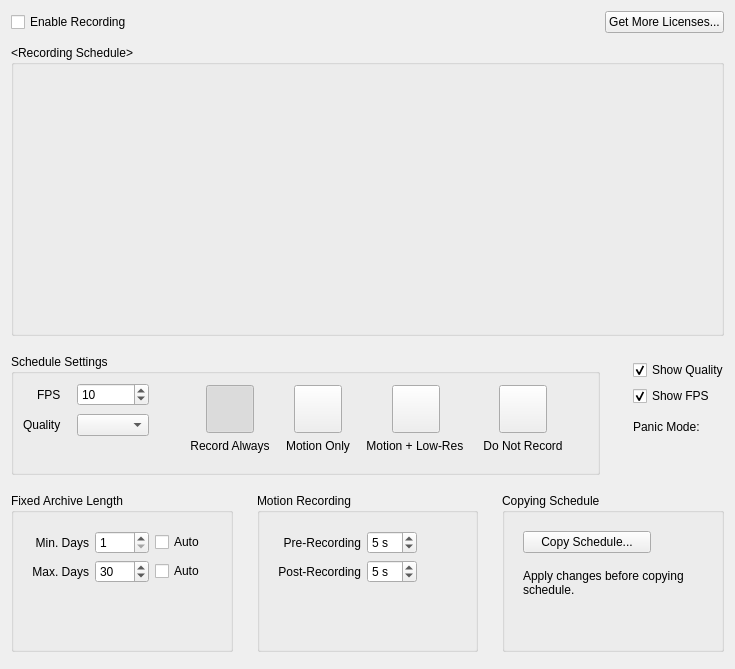
The window that client/libclient/src/ui/widgets/properties/camera_schedule_widget.ui (networkoptix/nx_open) describes before a commit, drawn with Qt 5.
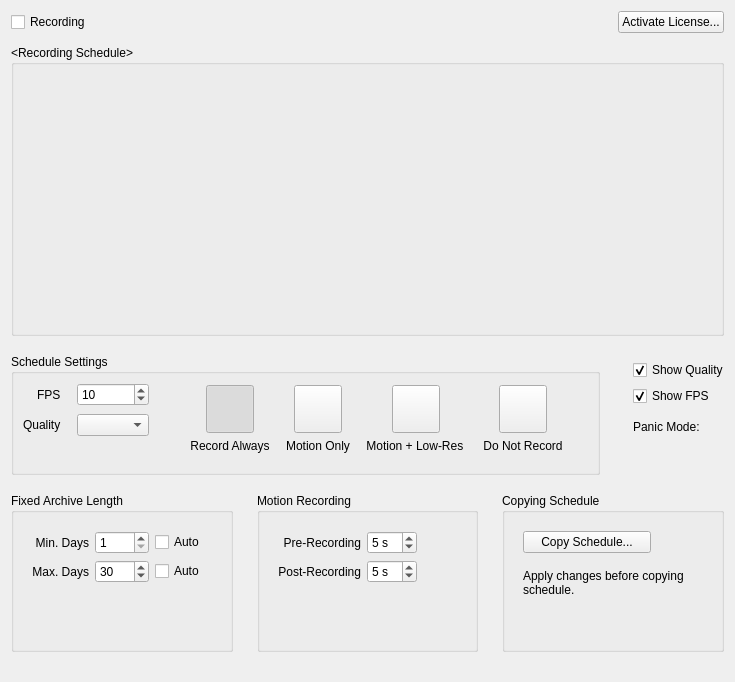
The same window after the commit. Custom widgets are drawn as their Qt base class.

Commit message:
VMS-3602 - Rename buttons on "recording" tab in camera settings
<==== Mercurial data ====>
Branch: dev_3.0.0_gui

What changed in the file:
```diff
--- a/client/libclient/src/ui/widgets/properties/camera_schedule_widget.ui
+++ b/client/libclient/src/ui/widgets/properties/camera_schedule_widget.ui
@@ -7,7 +7,7 @@
     <x>0</x>
     <y>0</y>
     <width>677</width>
-    <height>669</height>
+    <height>682</height>
    </rect>
   </property>
   <layout class="QVBoxLayout" name="verticalLayout_1">
@@ -34,7 +34,7 @@
         <item>
          <widget class="QCheckBox" name="enableRecordingCheckBox">
           <property name="text">
-           <string>Enable Recording</string>
+           <string>Recording</string>
           </property>
           <property name="tristate">
            <bool>true</bool>
@@ -57,7 +57,7 @@
         <item>
          <widget class="QPushButton" name="licensesButton">
           <property name="text">
-           <string>Get More Licenses...</string>
+           <string>Activate License...</string>
           </property>
          </widget>
         </item>
```
The commit also changes 1 other file.
